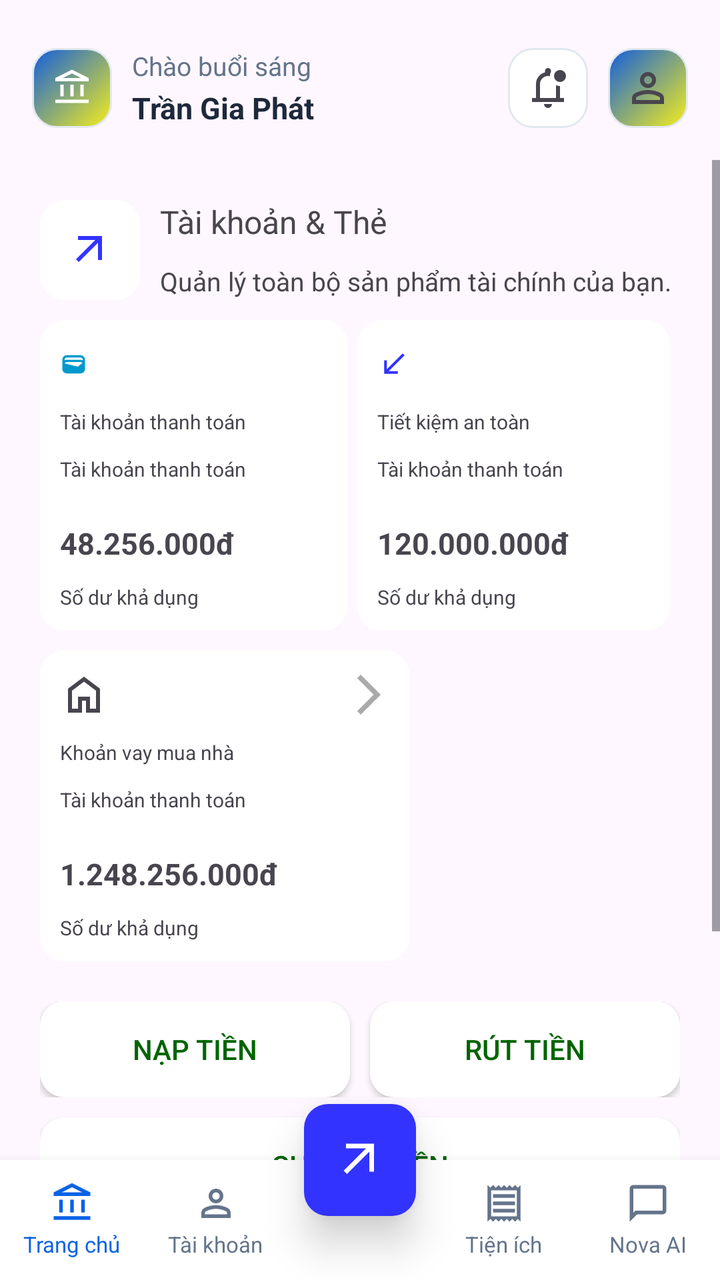
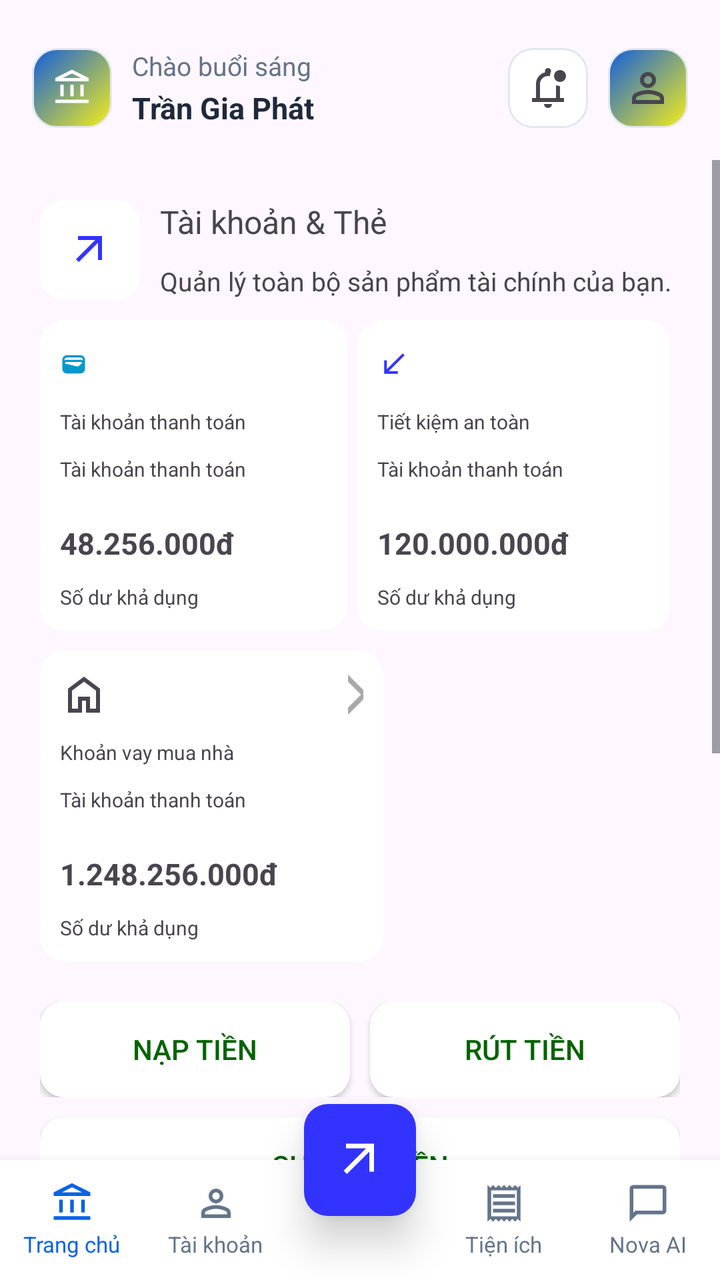

Before-and-after screenshots of an Android layout around one commit, followed by the original layout XML and the change that was made.
<!-- AndroidManifest.xml: application theme Theme.Industrial_and_Commercial_Bank_of_TDTU -->
<!-- res/layout/activity_credit_card.xml -->
<?xml version="1.0" encoding="utf-8"?>
<androidx.constraintlayout.widget.ConstraintLayout xmlns:android="http://schemas.android.com/apk/res/android"
    xmlns:app="http://schemas.android.com/apk/res-auto"
    xmlns:tools="http://schemas.android.com/tools"
    android:id="@+id/main"
    android:layout_width="match_parent"
    android:layout_height="match_parent"
    tools:context=".CreditCardActivity">

    
    <ImageView
        android:id="@+id/imageView"
        android:layout_width="40dp"
        android:layout_height="40dp"
        android:layout_marginStart="16dp"
        android:layout_marginTop="24dp"
        android:background="@drawable/bg_logo_rounded"
        android:padding="10dp"
        app:layout_constraintStart_toStartOf="parent"
        app:layout_constraintTop_toTopOf="parent"
        app:srcCompat="@drawable/account_balance_24px" />

    <TextView
        android:id="@+id/textView8"
        android:layout_width="wrap_content"
        android:layout_height="wrap_content"
        android:layout_marginStart="10dp"
        android:text="Chào buổi sáng"
        android:textColor="#64748B"
        android:textSize="13sp"
        app:layout_constraintStart_toEndOf="@+id/imageView"
        app:layout_constraintTop_toTopOf="@+id/imageView" />

    <TextView
        android:id="@+id/txtName"
        android:layout_width="wrap_content"
        android:layout_height="wrap_content"
        android:layout_marginStart="10dp"
        android:layout_marginTop="2dp"
        android:text="Trần Gia Phát"
        android:textColor="#1E293B"
        android:textSize="15sp"
        android:textStyle="bold"
        app:layout_constraintStart_toEndOf="@+id/imageView"
        app:layout_constraintTop_toBottomOf="@+id/textView8" />

    <ImageButton
        android:id="@+id/imgProfile"
        android:layout_width="40dp"
        android:layout_height="40dp"
        android:layout_marginEnd="16dp"
        android:background="@drawable/bg_logo_rounded"
        android:padding="10dp"
        app:layout_constraintBottom_toBottomOf="@+id/imageView"
        app:layout_constraintEnd_toEndOf="parent"
        app:layout_constraintTop_toTopOf="@+id/imageView"
        app:srcCompat="@drawable/person_24px" />

    <ImageButton
        android:id="@+id/imgNoti"
        android:layout_width="40dp"
        android:layout_height="40dp"
        android:layout_marginEnd="10dp"
        android:background="@drawable/bg_input_rounded"
        android:padding="10dp"
        app:layout_constraintBottom_toBottomOf="@+id/imgProfile"
        app:layout_constraintEnd_toStartOf="@+id/imgProfile"
        app:layout_constraintTop_toTopOf="@+id/imgProfile"
        app:srcCompat="@drawable/notifications_unread_24px" />


    
    <ScrollView
        android:layout_width="match_parent"
        android:layout_height="0dp"
        android:fillViewport="true"
        android:scrollbars="vertical"
        android:scrollbarFadeDuration="0"
        android:scrollbarSize="4dp"

        app:layout_constraintBottom_toTopOf="@+id/bottomNav"
        app:layout_constraintTop_toBottomOf="@+id/imageView"
        android:layout_marginTop="16dp">

        <LinearLayout
            android:layout_width="match_parent"
            android:layout_height="wrap_content"
            android:orientation="vertical"
            android:padding="20dp">


            
            <LinearLayout
                android:layout_width="match_parent"
                android:layout_height="wrap_content"
                android:orientation="horizontal">

                <ImageButton
                    android:layout_width="50dp"
                    android:layout_height="50dp"
                    android:src="@drawable/arrow_outward"
                    android:background="@drawable/bg_btn1"
                    android:layout_marginEnd="10dp"/>

                <LinearLayout
                    android:layout_width="wrap_content"
                    android:layout_height="wrap_content"
                    android:orientation="vertical">

                    <TextView
                        android:layout_width="wrap_content"
                        android:layout_height="wrap_content"
                        android:text="Tài khoản &amp; Thẻ"
                        android:textSize="16dp"/>

                    <TextView
                        android:layout_width="wrap_content"
                        android:layout_height="wrap_content"
                        android:text="Quản lý toàn bộ sản phẩm tài chính của bạn."
                        android:textSize="13dp"
                        android:layout_marginTop="10dp"/>
                </LinearLayout>
            </LinearLayout>

            
            <LinearLayout
                android:layout_width="match_parent"
                android:layout_height="wrap_content"
                android:orientation="horizontal"
                android:weightSum="10"
                android:layout_marginTop="10dp">

                <LinearLayout
                    android:layout_width="wrap_content"
                    android:layout_height="wrap_content"
                    android:orientation="vertical"
                    android:layout_weight="5"
                    android:layout_marginEnd="5dp"
                    android:background="@drawable/bg_btn1"
                    android:padding="10dp"
                    >

                    <LinearLayout
                        android:layout_width="match_parent"
                        android:layout_height="wrap_content"
                        android:orientation="horizontal">

                        <ImageView
                            android:layout_width="wrap_content"
                            android:layout_height="wrap_content"
                            android:src="@drawable/wallet_24px"
                            android:layout_marginEnd="120dp"
                            />

                        <ImageButton
                            android:layout_width="wrap_content"
                            android:layout_height="wrap_content"
                            android:src="@drawable/arrow_forward_ios"
                            android:background="@drawable/bg_btn1"/>
                    </LinearLayout>

                    <TextView
                        android:layout_width="wrap_content"
                        android:layout_height="wrap_content"
                        android:text="Tài khoản thanh toán"
                        android:textSize="10sp"
                        android:layout_marginTop="10dp"/>

                    <TextView
                        android:layout_width="wrap_content"
                        android:layout_height="wrap_content"
                        android:text="Tài khoản thanh toán"
                        android:textSize="10sp"
                        android:layout_marginTop="10dp"/>

                    <TextView
                        android:layout_width="wrap_content"
                        android:layout_height="wrap_content"
                        android:text="48.256.000đ"
                        android:textSize="15sp"
                        android:textStyle="bold"
                        android:layout_marginTop="20dp"/>

                    <TextView
                        android:layout_width="wrap_content"
                        android:layout_height="wrap_content"
                        android:text="Số dư khả dụng"
                        android:textSize="10sp"
                        android:layout_marginTop="10dp"/>


                </LinearLayout>

                <LinearLayout
                    android:layout_width="wrap_content"
                    android:layout_height="wrap_content"
                    android:orientation="vertical"
                    android:layout_weight="5"
                    android:layout_marginEnd="5dp"
                    android:background="@drawable/bg_btn1"
                    android:padding="10dp"
                    >

                    <LinearLayout
                        android:layout_width="match_parent"
                        android:layout_height="wrap_content"
                        android:orientation="horizontal">

                        <ImageView
                            android:layout_width="wrap_content"
                            android:layout_height="wrap_content"
                            android:src="@drawable/call_received"
                            android:layout_marginEnd="120dp"
                            />

                        <ImageButton
                            android:layout_width="wrap_content"
                            android:layout_height="wrap_content"
                            android:src="@drawable/arrow_forward_ios"
                            android:background="@drawable/bg_btn1"/>
                    </LinearLayout>

                    <TextView
                        android:layout_width="wrap_content"
                        android:layout_height="wrap_content"
                        android:text="Tiết kiệm an toàn"
                        android:textSize="10sp"
                        android:layout_marginTop="10dp"/>

                    <TextView
                        android:layout_width="wrap_content"
                        android:layout_height="wrap_content"
                        android:text="Tài khoản thanh toán"
                        android:textSize="10sp"
                        android:layout_marginTop="10dp"/>

                    <TextView
                        android:layout_width="wrap_content"
                        android:layout_height="wrap_content"
                        android:text="120.000.000đ"
                        android:textSize="15sp"
                        android:textStyle="bold"
                        android:layout_marginTop="20dp"/>

                    <TextView
                        android:layout_width="wrap_content"
                        android:layout_height="wrap_content"
                        android:text="Số dư khả dụng"
                        android:textSize="10sp"
                        android:layout_marginTop="10dp"/>


                </LinearLayout>


            </LinearLayout>

            <LinearLayout
                android:layout_width="match_parent"
                android:layout_height="wrap_content"
                android:orientation="horizontal"
                android:weightSum="10"
                android:layout_marginTop="10dp">

                <LinearLayout
                    android:layout_width="wrap_content"
                    android:layout_height="wrap_content"
                    android:orientation="vertical"
                    android:layout_weight="3"
                    android:layout_marginEnd="5dp"
                    android:background="@drawable/bg_btn1"
                    android:padding="10dp"
                    >

                    <LinearLayout
                        android:layout_width="match_parent"
                        android:layout_height="wrap_content"
                        android:orientation="horizontal">

                        <ImageView
                            android:layout_width="wrap_content"
                            android:layout_height="wrap_content"
                            android:src="@drawable/home_24px"
                            android:layout_marginEnd="120dp"
                            />

                        <ImageButton
                            android:layout_width="wrap_content"
                            android:layout_height="wrap_content"
                            android:src="@drawable/arrow_forward_ios"
                            android:background="@drawable/bg_btn1"/>
                    </LinearLayout>

                    <TextView
                        android:layout_width="wrap_content"
                        android:layout_height="wrap_content"
                        android:text="Khoản vay mua nhà"
                        android:textSize="10sp"
                        android:layout_marginTop="10dp"/>

                    <TextView
                        android:layout_width="wrap_content"
                        android:layout_height="wrap_content"
                        android:text="Tài khoản thanh toán"
                        android:textSize="10sp"
                        android:layout_marginTop="10dp"/>

                    <TextView
                        android:layout_width="wrap_content"
                        android:layout_height="wrap_content"
                        android:text="1.248.256.000đ"
                        android:textSize="15sp"
                        android:textStyle="bold"
                        android:layout_marginTop="20dp"/>

                    <TextView
                        android:layout_width="wrap_content"
                        android:layout_height="wrap_content"
                        android:text="Số dư khả dụng"
                        android:textSize="10sp"
                        android:layout_marginTop="10dp"/>


                </LinearLayout>

            </LinearLayout>

            <LinearLayout
                android:layout_width="match_parent"
                android:layout_height="wrap_content"
                android:orientation="horizontal"
                android:layout_marginTop="20dp"
                android:weightSum="10">


                <Button
                    android:layout_width="wrap_content"
                    android:layout_height="wrap_content"
                    android:layout_marginEnd="5dp"
                    android:layout_weight="5"
                    android:background="@drawable/bg_btn1"
                    android:text="Nạp tiền"
                    android:textColor="#006400"
                    app:backgroundTint="@color/white"
                    app:icon="@drawable/add_2"/>

                <Button
                    android:layout_width="wrap_content"
                    android:layout_height="wrap_content"
                    android:layout_weight="5"
                    android:layout_marginStart="5dp"
                    android:background="@drawable/bg_btn1"
                    android:text="Rút tiền"
                    android:textColor="#006400"
                    app:backgroundTint="@color/white"
                    app:icon="@drawable/add_2"/>


            </LinearLayout>

            <Button
                android:layout_width="match_parent"
                android:layout_height="wrap_content"
                android:text="Chuyển tiền"
                android:layout_marginTop="10dp"
                android:textColor="#006400"
                app:backgroundTint="@color/white"
                android:background="@drawable/bg_btn1"
                app:icon="@drawable/add_2"
                />

            <LinearLayout
                android:layout_width="match_parent"
                android:layout_height="wrap_content"
                android:orientation="horizontal"
                android:layout_marginTop="10dp">

                <LinearLayout
                    android:layout_width="wrap_content"
                    android:layout_height="wrap_content"
                    android:orientation="vertical"
                    android:layout_marginEnd="172dp">

                    <TextView
                        android:layout_width="wrap_content"
                        android:layout_height="wrap_content"
                        android:text="Thẻ của tôi"
                        android:textColor="#006400"/>

                    <TextView
                        android:layout_width="wrap_content"
                        android:layout_height="wrap_content"
                        android:text="Thẻ ICBTDTU"
                        android:layout_marginTop="10dp"
                        android:textSize="15sp"/>

                </LinearLayout>

                <Button
                    android:layout_width="wrap_content"
                    android:layout_height="wrap_content"
                    android:text="Thêm thẻ"
                    android:textColor="#006400"
                    android:backgroundTint="@color/white"
                    />
            </LinearLayout>

            <LinearLayout
                android:layout_width="match_parent"
                android:layout_height="wrap_content"
                android:orientation="vertical"
                android:background="@drawable/bg_btn"
                android:layout_marginTop="20dp">





            </LinearLayout>

        </LinearLayout>
    </ScrollView>

    
    <LinearLayout
        android:id="@+id/bottomNav"
        android:layout_width="match_parent"
        android:layout_height="60dp"
        android:background="#FFFFFF"
        android:elevation="8dp"
        android:orientation="horizontal"
        android:weightSum="5"
        app:layout_constraintBottom_toBottomOf="parent"
        app:layout_constraintEnd_toEndOf="parent"
        app:layout_constraintStart_toStartOf="parent">

        
        <LinearLayout
            android:id="@+id/navHome"
            android:layout_width="0dp"
            android:layout_height="match_parent"
            android:layout_weight="1"
            android:gravity="center"
            android:orientation="vertical">

            <ImageView
                android:layout_width="22dp"
                android:layout_height="22dp"
                android:src="@drawable/account_balance_24px"
                app:tint="#0B63E5" />

            <TextView
                android:layout_width="wrap_content"
                android:layout_height="wrap_content"
                android:layout_marginTop="2dp"
                android:text="Trang chủ"
                android:textColor="#0B63E5"
                android:textSize="11sp" />
        </LinearLayout>

        
        <LinearLayout
            android:id="@+id/navAccount"
            android:layout_width="0dp"
            android:layout_height="match_parent"
            android:layout_weight="1"
            android:gravity="center"
            android:orientation="vertical">

            <ImageView
                android:layout_width="22dp"
                android:layout_height="22dp"
                android:src="@drawable/person_24px"
                app:tint="#64748B" />

            <TextView
                android:layout_width="wrap_content"
                android:layout_height="wrap_content"
                android:layout_marginTop="2dp"
                android:text="Tài khoản"
                android:textColor="#64748B"
                android:textSize="11sp" />
        </LinearLayout>

        
        <View
            android:layout_width="0dp"
            android:layout_height="match_parent"
            android:layout_weight="1" />

        
        <LinearLayout
            android:id="@+id/navUtilities"
            android:layout_width="0dp"
            android:layout_height="match_parent"
            android:layout_weight="1"
            android:gravity="center"
            android:orientation="vertical">

            <ImageView
                android:id="@+id/btnBillMenu"
                android:layout_width="22dp"
                android:layout_height="22dp"
                android:src="@drawable/receipt"
                app:tint="#64748B" />

            <TextView
                android:layout_width="wrap_content"
                android:layout_height="wrap_content"
                android:layout_marginTop="2dp"
                android:text="Tiện ích"
                android:textColor="#64748B"
                android:textSize="11sp" />
        </LinearLayout>

        
        <LinearLayout
            android:id="@+id/navAI"
            android:layout_width="0dp"
            android:layout_height="match_parent"
            android:layout_weight="1"
            android:gravity="center"
            android:orientation="vertical">

            <ImageView
                android:layout_width="22dp"
                android:layout_height="22dp"
                android:src="@drawable/chat_bubble_24px"
                app:tint="#64748B" />

            <TextView
                android:layout_width="wrap_content"
                android:layout_height="wrap_content"
                android:layout_marginTop="2dp"
                android:text="Nova AI"
                android:textColor="#64748B"
                android:textSize="11sp" />
        </LinearLayout>

    </LinearLayout>

    
    <ImageButton
        android:id="@+id/btnCenter"
        android:layout_width="56dp"
        android:layout_height="56dp"
        android:background="@drawable/bg_btn"
        android:elevation="12dp"
        android:padding="14dp"
        android:scaleType="fitCenter"
        android:src="@drawable/arrow_outward"
        app:layout_constraintBottom_toTopOf="@+id/bottomNav"
        app:layout_constraintEnd_toEndOf="parent"
        app:layout_constraintStart_toStartOf="parent"
        app:layout_constraintTop_toTopOf="@+id/bottomNav"
        app:tint="#FFFFFF" />

</androidx.constraintlayout.widget.ConstraintLayout>
<!-- resources referenced by this layout -->
<resources>
  <color name="white">#FFFFFFFF</color>
  <style name="Theme.Industrial_and_Commercial_Bank_of_TDTU" parent="Base.Theme.Industrial_and_Commercial_Bank_of_TDTU" />
  <!-- unchanged entries left out for length: 16 -->
</resources>

<!-- the commit's change to res/layout/activity_credit_card.xml (unified diff, before → after) -->
@@ -266,7 +266,7 @@
                     android:layout_width="wrap_content"
                     android:layout_height="wrap_content"
                     android:orientation="vertical"
-                    android:layout_weight="3"
+                    android:layout_weight="2.3"
                     android:layout_marginEnd="5dp"
                     android:background="@drawable/bg_btn1"
                     android:padding="10dp"
@@ -342,7 +342,9 @@
                     android:text="Nạp tiền"
                     android:textColor="#006400"
                     app:backgroundTint="@color/white"
-                    app:icon="@drawable/add_2"/>
+                    app:icon="@drawable/add_2"
+                    app:iconTint = "#006400"
+                    app:iconGravity= "textStart"/>
 
                 <Button
                     android:layout_width="wrap_content"
@@ -353,7 +355,9 @@
                     android:text="Rút tiền"
                     android:textColor="#006400"
                     app:backgroundTint="@color/white"
-                    app:icon="@drawable/add_2"/>
+                    app:icon="@drawable/arrow_forward_24px"
+                    app:iconTint = "#006400"
+                    app:iconGravity= "textStart"/>
 
 
             </LinearLayout>
@@ -366,7 +370,9 @@
                 android:textColor="#006400"
                 app:backgroundTint="@color/white"
                 android:background="@drawable/bg_btn1"
-                app:icon="@drawable/add_2"
+                app:icon = "@drawable/sync_alt"
+                app:iconTint = "#006400"
+                app:iconGravity= "textStart"
                 />
 
             <LinearLayout
@@ -400,8 +406,13 @@
                     android:layout_width="wrap_content"
                     android:layout_height="wrap_content"
                     android:text="Thêm thẻ"
+                    android:textSize="10sp"
                     android:textColor="#006400"
                     android:backgroundTint="@color/white"
+                    app:icon = "@drawable/add_2"
+                    app:iconTint = "#006400"
+                    app:iconGravity= "textStart"
+                    app:iconSize= "10dp"
                     />
             </LinearLayout>
 
@@ -409,10 +420,161 @@
                 android:layout_width="match_parent"
                 android:layout_height="wrap_content"
                 android:orientation="vertical"
-                android:background="@drawable/bg_btn"
-                android:layout_marginTop="20dp">
-
-
+                android:background="@drawable/bg_credircard"
+                android:layout_marginTop="20dp"
+                android:padding="20dp">
+
+                <LinearLayout
+                    android:layout_width="match_parent"
+                    android:layout_height="wrap_content"
+                    android:orientation="horizontal"
+                    android:weightSum="10"
+                    >
+
+                    <TextView
+                        android:layout_width="wrap_content"
+                        android:layout_height="wrap_content"
+                        android:text="ICBTDTU"
+                        android:textColor="@color/white"
+                        android:textStyle="bold"
+                        android:layout_weight="5"/>
+
+                </LinearLayout>
+
+
+                <TextView
+                    android:layout_width="wrap_content"
+                    android:layout_height="wrap_content"
+                    android:text="PLATINUM DEBIT"
+                    android:textColor="@color/material_dynamic_neutral_variant70"
+                    android:textSize="10sp"
+                    android:layout_marginTop="10dp"/>
+
+                <TextView
+                    android:layout_width="wrap_content"
+                    android:layout_height="wrap_content"
+                    android:text="••••   ••••   ••••   2846"
+                    android:textSize="25sp"
+                    android:textColor="@color/white"
+                    android:layout_marginTop="10dp"/>
+
+
+
+                <LinearLayout
+                    android:layout_width="match_parent"
+                    android:layout_height="wrap_content"
+                    android:orientation="horizontal"
+                    android:weightSum="10">
+
+                    <LinearLayout
+                        android:layout_width="wrap_content"
+                        android:layout_height="wrap_content"
+                        android:orientation="vertical"
+                        android:layout_weight="3"
+                        android:layout_marginEnd="10dp">
+
+                        <TextView
+                            android:layout_width="wrap_content"
+                            android:layout_height="wrap_content"
+                            android:text="CHỦ THẺ"
+                            android:textSize = "10sp"
+                            android:textColor="@color/material_dynamic_neutral_variant70"/>
+
+                        <TextView
+                            android:layout_width="wrap_content"
+                            android:layout_height="wrap_content"
+                            android:text="TRAN GIA PHAT"
+                            android:textColor="@color/white"
+                            android:textStyle="bold"/>
+                    </LinearLayout>
+
+                    <LinearLayout
+                        android:layout_width="wrap_content"
+                        android:layout_height="wrap_content"
+                        android:orientation="vertical"
+                        android:layout_weight="2">
+
+                        <TextView
+                            android:layout_width="wrap_content"
+                            android:layout_height="wrap_content"
+                            android:text="HIỆU LỰC"
+                            android:textSize = "10sp"
+                            android:textColor="@color/material_dynamic_neutral_variant70"/>
+
+                        <TextView
+                            android:layout_width="wrap_content"
+                            android:layout_height="wrap_content"
+                            android:text="08/29"
+                            android:textColor="@color/white"
+                            android:textStyle="bold"/>
+
+                    </LinearLayout>
+
+                    
+                    <LinearLayout
+                        android:layout_width="wrap_content"
+                        android:layout_height="wrap_content"
+                        android:orientation="vertical"
+                        android:layout_weight="5">
+
+
+
+                    </LinearLayout>
+                </LinearLayout>
+            </LinearLayout>
+
+            <LinearLayout
+                android:layout_width="match_parent"
+                android:layout_height="wrap_content"
+                android:orientation="horizontal"
+                android:layout_marginTop="10dp"
+                android:weightSum="9"
+                >
+
+                <Button
+                    android:layout_width="wrap_content"
+                    android:layout_height="wrap_content"
+                    android:text="Khóa thẻ"
+                    app:icon = "@drawable/lock"
+                    app:iconTint = "#3333FF"
+                    android:textColor="#3333FF"
+                    android:background="@drawable/bg_btn1"
+                    app:iconGravity = "textTop"
+                    app:backgroundTint = "@color/white"
+                    android:layout_weight="3"
+                    android:layout_marginEnd="10dp"
+                    android:textSize="10sp"
+                    />
+
+                <Button
+                    android:layout_width="wrap_content"
+                    android:layout_height="wrap_content"
+                    android:text="Hạn mức"
+                    app:icon = "@drawable/schedule"
+                    app:iconTint = "#3333FF"
+                    android:textColor="#3333FF"
+                    android:background="@drawable/bg_btn1"
+                    app:iconGravity = "textTop"
+                    app:backgroundTint = "@color/white"
+                    android:layout_weight="3"
+                    android:layout_marginEnd="10dp"
+                    android:textSize="10sp"
+                    />
+
+
+                <Button
+                    android:layout_width="wrap_content"
+                    android:layout_height="wrap_content"
+                    android:text="Xem thông tin"
+                    android:textSize="10sp"
+                    app:icon = "@drawable/visibility_24px"
+                    app:iconTint = "#3333FF"
+                    android:textColor="#3333FF"
+                    android:background="@drawable/bg_btn1"
+                    app:iconGravity = "textTop"
+                    app:backgroundTint = "@color/white"
+                    android:layout_weight="3"
+                    />
 
 
 
<!-- resource entries referenced after the edit -->
@@ -1,6 +1,70 @@
 <!-- resources referenced by this layout -->
 <resources>
   <color name="white">#FFFFFFFF</color>
+  <!-- drawable arrow_forward_24px (drawable) -->
+  <vector xmlns:android="http://schemas.android.com/apk/res/android"
+      android:width="24dp"
+      android:height="24dp"
+      android:viewportWidth="960"
+      android:viewportHeight="960"
+      android:tint="@color/white"
+      android:autoMirrored="true">
+    <path
+        android:fillColor="@android:color/white"
+        android:pathData="M647,520L160,520L160,440L647,440L423,216L480,160L800,480L480,800L423,744L647,520Z"/>
+  </vector>
+  <!-- drawable bg_credircard (drawable) -->
+  <?xml version="1.0" encoding="utf-8"?>
+  <shape xmlns:android="http://schemas.android.com/apk/res/android"
+      android:shape="rectangle">
+      
+      <gradient
+          android:type="linear"
+          android:angle="135"
+          android:endColor="#0F174B"
+          android:startColor="#9400D3" />
+  
+      
+      <corners android:radius="12dp" />
+  </shape>
+  <!-- drawable lock (drawable) -->
+  <vector xmlns:android="http://schemas.android.com/apk/res/android"
+      android:width="24dp"
+      android:height="24dp"
+      android:viewportWidth="24"
+      android:viewportHeight="24">
+      <path android:fillColor="@android:color/black"
+          android:pathData="M6,22q-0.82,0-1.41-0.59T4,20V10Q4,9.17 4.59,8.59T6,8H7V6Q7,3.92 8.46,2.46T12,1t3.54,1.46T17,6V8h1q0.82,0 1.41,0.59T20,10V20q0,0.82-0.59,1.41T18,22H6Zm0-2H18V10H6V20Zm7.41-3.59Q14,15.83 14,15t-0.59-1.41T12,13t-1.41,0.59Q10,14.18 10,15t0.59,1.41T12,17t1.41-0.59ZM9,8h6V6q0-1.25-0.88-2.13T12,3T9.88,3.88T9,6V8ZM6,20V10V20Z"/>
+  </vector>
+  <!-- drawable schedule (drawable) -->
+  <vector xmlns:android="http://schemas.android.com/apk/res/android"
+      android:width="24dp"
+      android:height="24dp"
+      android:viewportWidth="24"
+      android:viewportHeight="24">
+      <path android:fillColor="@android:color/holo_blue_dark"
+          android:pathData="M15.3,16.7l1.4-1.4L13,11.6V7H11v5.4l4.3,4.3ZM12,22q-2.07,0-3.9-0.79q-1.82-0.79-3.17-2.14Q3.58,17.73 2.79,15.9T2,12Q2,9.92 2.79,8.1Q3.58,6.27 4.93,4.93Q6.28,3.57 8.1,2.79Q9.93,2 12,2t3.9,0.79t3.17,2.14q1.35,1.35 2.14,3.17Q22,9.92 22,12t-0.79,3.9t-2.14,3.17q-1.35,1.35-3.17,2.14T12,22Zm0-10Zm0,8q3.33,0 5.66-2.34T20,12q0-3.33-2.34-5.66T12,4Q8.68,4 6.34,6.34T4,12t2.34,5.66T12,20Z"/>
+  </vector>
+  <!-- drawable sync_alt (drawable) -->
+  <vector xmlns:android="http://schemas.android.com/apk/res/android"
+      android:width="24dp"
+      android:height="24dp"
+      android:viewportWidth="24"
+      android:viewportHeight="24">
+      <path android:fillColor="@android:color/black"
+          android:pathData="M7,21L2,16l5-5l1.43,1.4L5.83,15H21v2H5.83l2.6,2.6L7,21Zm10-8l-1.42-1.4L18.18,9H3V7H18.18l-2.6-2.6L17,3l5,5l-5,5Z"/>
+  </vector>
+  <!-- drawable visibility_24px (drawable) -->
+  <vector xmlns:android="http://schemas.android.com/apk/res/android"
+      android:width="24dp"
+      android:height="24dp"
+      android:viewportWidth="960"
+      android:viewportHeight="960"
+      android:tint="@color/white">
+    <path
+        android:fillColor="@android:color/white"
+        android:pathData="M607.5,587.5Q660,535 660,460Q660,385 607.5,332.5Q555,280 480,280Q405,280 352.5,332.5Q300,385 300,460Q300,535 352.5,587.5Q405,640 480,640Q555,640 607.5,587.5ZM403.5,536.5Q372,505 372,460Q372,415 403.5,383.5Q435,352 480,352Q525,352 556.5,383.5Q588,415 588,460Q588,505 556.5,536.5Q525,568 480,568Q435,568 403.5,536.5ZM214,678.5Q94,597 40,460Q94,323 214,241.5Q334,160 480,160Q626,160 746,241.5Q866,323 920,460Q866,597 746,678.5Q626,760 480,760Q334,760 214,678.5ZM480,460Q480,460 480,460Q480,460 480,460Q480,460 480,460Q480,460 480,460Q480,460 480,460Q480,460 480,460Q480,460 480,460Q480,460 480,460ZM687.5,620.5Q782,561 832,460Q782,359 687.5,299.5Q593,240 480,240Q367,240 272.5,299.5Q178,359 128,460Q178,561 272.5,620.5Q367,680 480,680Q593,680 687.5,620.5Z"/>
+  </vector>
   <style name="Theme.Industrial_and_Commercial_Bank_of_TDTU" parent="Base.Theme.Industrial_and_Commercial_Bank_of_TDTU" />
   <!-- unchanged entries left out for length: 16 -->
 </resources>
